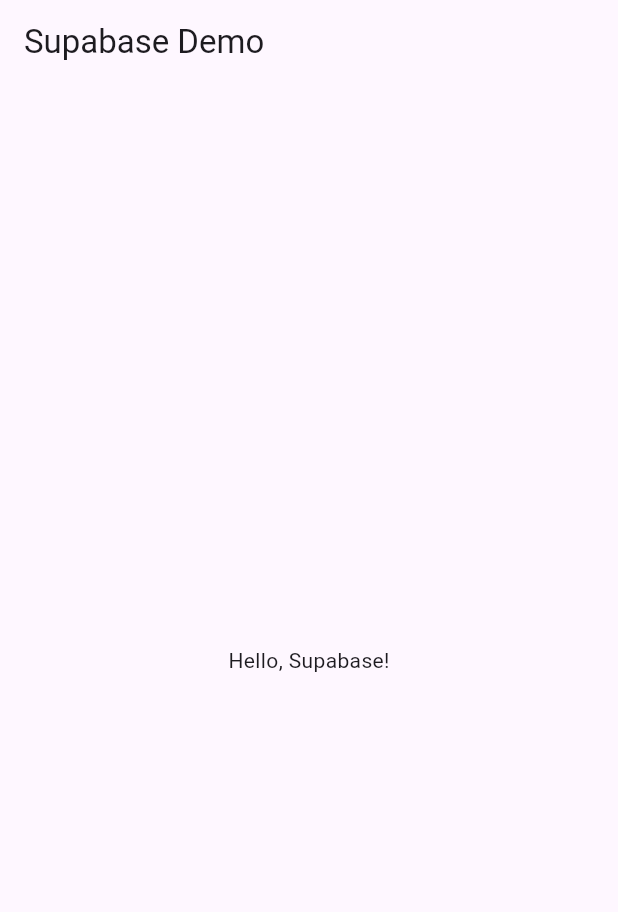
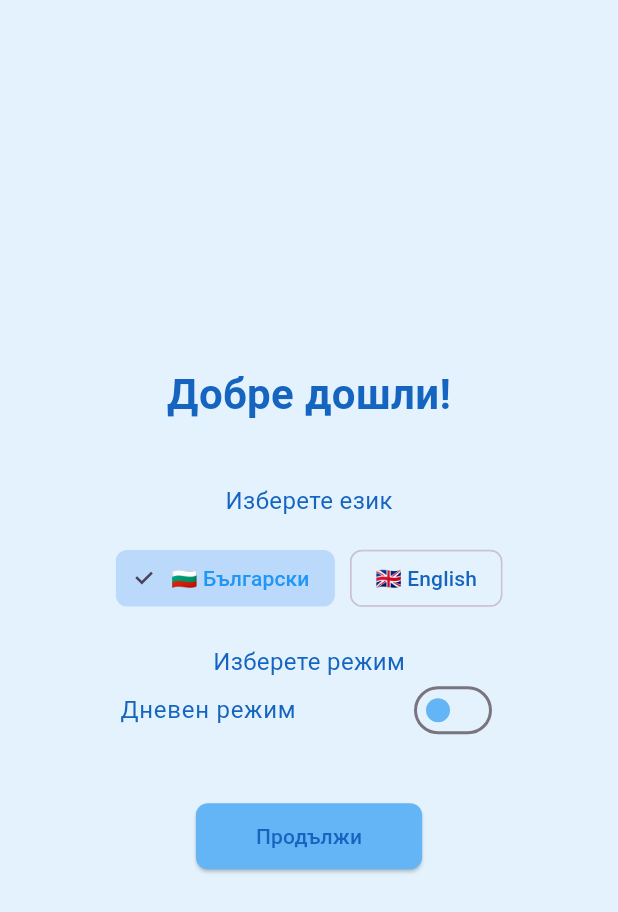
Before and after one commit to HristoSotirov/discover_bulgaria, a Flutter app: the screen it shows after launch, on a phone screen of 412 x 824 dp. Shown: the top 912 px of the screen. Run offline on Flutter 3.47's test engine with Material 3 defaults, Android fonts, the phone set to English and light mode, and no system bars; our stand-ins replace shared_preferences, supabase_flutter; accounts and stored records are empty.

Commit message:
Add initial implementation of app colors, text styles, and onboarding screen

```diff
--- /dev/null
+++ b/lib/config/app_colors.dart
@@ -0,0 +1,25 @@
+import 'package:flutter/material.dart';
+
+class AppColors {
+  static Map<String, Color> lightTheme = {
+    'background': Color(0xFFE3F2FD),
+    'box': Color(0xFFBBDEFB),
+    'appBar': Color(0xFF90CAF9),
+    'button': Color(0xFF64B5F6),
+    'accent': Color(0xFF1E88E5),
+    'text': Color(0xFF1565C0),
+  };
+
+  static Map<String, Color> darkTheme = {
+    'background': Color(0xFF0D1B2A),
+    'box': Color(0xFF102A43),
+    'appBar': Color(0xFF1C3D5A),
+    'button': Color(0xFF1C3D5A),
+    'accent': Color(0xFF2B5D82),
+    'text': Color(0xFF3F7CB5),
+  };
+
+  static Map<String, Color> getColors(bool isDarkMode) {
+    return isDarkMode ? darkTheme : lightTheme;
+  }
+}
--- /dev/null
+++ b/lib/config/app_text_styles.dart
@@ -0,0 +1,38 @@
+import 'package:flutter/material.dart';
+import 'app_colors.dart';
+
+class AppTextStyles {
+  static Map<String, TextStyle> lightTheme = {
+    'headingLarge': TextStyle(
+      fontFamily: 'Roboto',
+      fontSize: 28,
+      fontWeight: FontWeight.w700,
+      color: AppColors.lightTheme['text'],
+    ),
+    'bodyRegular': TextStyle(
+      fontFamily: 'Roboto',
+      fontSize: 16,
+      height: 1.5,
+      color: AppColors.lightTheme['text'],
+    ),
+  };
+
+  static Map<String, TextStyle> darkTheme = {
+    'headingLarge': TextStyle(
+      fontFamily: 'Roboto',
+      fontSize: 28,
+      fontWeight: FontWeight.w700,
+      color: AppColors.darkTheme['text'],
+    ),
+    'bodyRegular': TextStyle(
+      fontFamily: 'Roboto',
+      fontSize: 16,
+      height: 1.5,
+      color: AppColors.darkTheme['text'],
+    ),
+  };
+
+  static Map<String, TextStyle> getStyles(bool isDarkMode) {
+    return isDarkMode ? darkTheme : lightTheme;
+  }
+}
--- /dev/null
+++ b/lib/config/free_translation_service.dart
@@ -0,0 +1,20 @@
+import 'package:http/http.dart' as http;
+import 'dart:convert';
+
+class FreeTranslationService {
+  static Future<String> translate(String text, String targetLang) async {
+    try {
+      final response = await http.get(Uri.parse(
+          'https://api.mymemory.translated.net/get?q=${Uri.encodeComponent(text)}&langpair=bg|$targetLang'
+      ));
+
+      if (response.statusCode == 200) {
+        final result = jsonDecode(response.body);
+        return result['responseData']['translatedText'] ?? text;
+      }
+      return text;
+    } catch (e) {
+      return text;
+    }
+  }
+}
--- a/lib/main.dart
+++ b/lib/main.dart
@@ -1,22 +1,22 @@
 import 'package:flutter/material.dart';
 import 'supabase_config.dart';
+import 'package:discover_bulgaria/screens/onboarding_screen.dart';
 
 void main() async {
   WidgetsFlutterBinding.ensureInitialized();
   await SupabaseConfig.initialize();
-  runApp(MyApp());
+  runApp(const MyApp());
 }
 
 class MyApp extends StatelessWidget {
+  const MyApp({super.key});
+
   @override
   Widget build(BuildContext context) {
     return MaterialApp(
       debugShowCheckedModeBanner: false,
       title: 'Flutter Supabase Demo',
-      home: Scaffold(
-        appBar: AppBar(title: Text('Supabase Demo')),
-        body: Center(child: Text('Hello, Supabase!')),
-      ),
+      home: OnboardingScreen(),
     );
   }
 }
--- /dev/null
+++ b/lib/screens/onboarding_screen.dart
@@ -0,0 +1,190 @@
+import 'package:flutter/material.dart';
+import 'package:shared_preferences/shared_preferences.dart';
+import 'package:discover_bulgaria/config/app_colors.dart';
+import 'package:discover_bulgaria/config/app_text_styles.dart';
+import 'package:discover_bulgaria/config/free_translation_service.dart';
+import 'login_screen.dart';
+
+class OnboardingScreen extends StatefulWidget {
+  @override
+  _OnboardingScreenState createState() => _OnboardingScreenState();
+}
+
+class _OnboardingScreenState extends State<OnboardingScreen> {
+  String _selectedLanguage = 'bg';
+  bool _isDarkMode = false;
+  final Map<String, String> _translationCache = {};
+
+  final Map<String, Map<String, String>> _languages = {
+    'bg': {'name': 'Български', 'flag': '🇧🇬'},
+    'en': {'name': 'English', 'flag': '🇬🇧'},
+  };
+
+  Map<String, Color> get _currentColors => AppColors.getColors(_isDarkMode);
+  Map<String, TextStyle> get _currentStyles => AppTextStyles.getStyles(_isDarkMode);
+
+  Future<String> _translate(String text) async {
+    if (_selectedLanguage == 'bg') return text;
+    if (_translationCache.containsKey(text)) return _translationCache[text]!;
+
+    try {
+      final translated = await FreeTranslationService.translate(text, _selectedLanguage);
+      _translationCache[text] = translated;
+      final prefs = await SharedPreferences.getInstance();
+      await prefs.setString('translated_${_selectedLanguage}_$text', translated);
+      return translated;
+    } catch (e) {
+      final prefs = await SharedPreferences.getInstance();
+      return prefs.getString('translated_${_selectedLanguage}_$text') ?? text;
+    }
+  }
+
+  Future<void> _savePreferences() async {
+    final prefs = await SharedPreferences.getInstance();
+    await prefs.setString('language', _selectedLanguage);
+    await prefs.setBool('darkMode', _isDarkMode);
+  }
+
+  @override
+  void initState() {
+    super.initState();
+    _loadCachedTranslations();
+  }
+
+  Future<void> _loadCachedTranslations() async {
+    final prefs = await SharedPreferences.getInstance();
+    for (var text in ['Добре дошли!', 'Изберете език', 'Изберете режим', 'Продължи', 'Нощен режим', 'Дневен режим']) {
+      for (var lang in _languages.keys) {
+        final cached = prefs.getString('translated_${lang}_$text');
+        if (cached != null) _translationCache[text] = cached;
+      }
+    }
+  }
+
+  @override
+  Widget build(BuildContext context) {
+    return Scaffold(
+      backgroundColor: _currentColors['background'],
+      body: Padding(
+        padding: const EdgeInsets.all(20.0),
+        child: FutureBuilder(
+          future: Future.wait([
+            _translate('Добре дошли!'),
+            _translate('Изберете език'),
+            _translate('Изберете режим'),
+            _translate('Продължи'),
+            _translate(_isDarkMode ? 'Нощен режим' : 'Дневен режим'),
+          ]),
+          builder: (context, snapshot) {
+            if (!snapshot.hasData) return _buildLoading();
+
+            final data = snapshot.data as List<String>;
+            return _buildContent(data[0], data[1], data[2], data[3], data[4]);
+          },
+        ),
+      ),
+    );
+  }
+
+  Widget _buildLoading() => Center(
+    child: CircularProgressIndicator(color: _currentColors['background']),
+  );
+
+  Widget _buildContent(String welcome, String chooseLang, String chooseMode, String continueText, String modeText) {
+    return Column(
+      mainAxisAlignment: MainAxisAlignment.center,
+      children: [
+        Text(welcome, style: _currentStyles['headingLarge']),
+        SizedBox(height: 40),
+        _buildLanguageSelector(chooseLang),
+        SizedBox(height: 20),
+        _buildThemeSelector(chooseMode, modeText),
+        SizedBox(height: 40),
+        ElevatedButton(
+          style: ElevatedButton.styleFrom(
+            backgroundColor: _currentColors['button'],
+            foregroundColor: _currentColors['text'],
+            padding: EdgeInsets.symmetric(horizontal: 40, vertical: 12),
+            shape: RoundedRectangleBorder(borderRadius: BorderRadius.circular(8)),
+          ),
+          onPressed: _navigateToLoginScreen,
+          child: Text(continueText),
+        ),
+      ],
+    );
+  }
+
+  void _navigateToLoginScreen() {
+    _savePreferences();
+    Navigator.pushReplacement(context, MaterialPageRoute(builder: (_) => LoginScreen()));
+  }
+
+  Widget _buildLanguageSelector(String title) => Column(
+    children: [
+      Text(title, style: _currentStyles['bodyRegular']),
+      SizedBox(height: 15),
+      Wrap(
+        spacing: 10,
+        runSpacing: 10,
+        alignment: WrapAlignment.center,
+        children: _languages.entries.map((e) => _LanguageButton(
+          label: '${e.value['flag']} ${e.value['name']}',
+          value: e.key,
+          selected: _selectedLanguage == e.key,
+          onSelected: (v) => setState(() => _selectedLanguage = v),
+          colors: _currentColors,
+        )).toList(),
+      ),
+    ],
+  );
+
+  Widget _buildThemeSelector(String title, String modeText) => Column(
+    children: [
+      Text(title, style: _currentStyles['bodyRegular']),
+      SwitchListTile(
+        contentPadding: EdgeInsets.symmetric(horizontal: 60, vertical: 0),
+        dense: true,
+        visualDensity: VisualDensity.compact,
+        title: Text(modeText, style: _currentStyles['bodyRegular']),
+        value: _isDarkMode,
+        activeColor: _currentColors['background'],
+        activeTrackColor: _currentColors['button']?.withOpacity(0.3),
+        inactiveThumbColor: _currentColors['button'],
+        inactiveTrackColor: _currentColors['background']?.withOpacity(0.5),
+        onChanged: (v) => setState(() => _isDarkMode = v),
+      ),
+    ],
+  );
+}
+
+class _LanguageButton extends StatelessWidget {
+  final String label;
+  final String value;
+  final bool selected;
+  final Function(String) onSelected;
+  final Map<String, Color> colors;
+
+  const _LanguageButton({
+    required this.label,
+    required this.value,
+    required this.selected,
+    required this.onSelected,
+    required this.colors,
+  });
+
+  @override
+  Widget build(BuildContext context) {
+    final primaryColor = colors['primary'] ?? Colors.blue;
+    final textColor = colors['text'] ?? Colors.black;
+    final cardColor = colors['background'] ?? Colors.white;
+
+    return ChoiceChip(
+      label: Text(label),
+      selected: selected,
+      selectedColor: primaryColor.withOpacity(0.3),
+      labelStyle: TextStyle(color: selected ? primaryColor : textColor),
+      backgroundColor: cardColor,
+      onSelected: (_) => onSelected(value),
+    );
+  }
+}
--- a/pubspec.yaml
+++ b/pubspec.yaml
@@ -8,6 +8,7 @@ environment:
   sdk: ^3.7.0
 
 dependencies:
+  http: ^1.1.0
   flutter:
     sdk: flutter
   cupertino_icons: ^1.0.8
```
Also changed, not shown: pubspec.lock.
